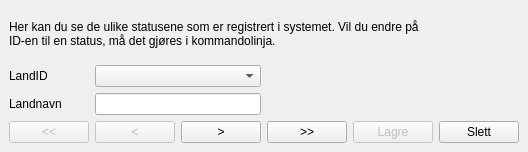
Qt form src/QT/jobber/jobber/showcountries.ui (andersbo87/sources) before a commit.
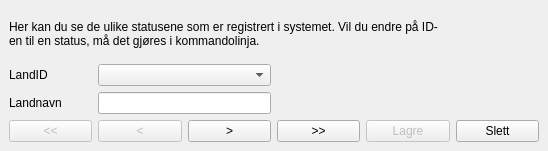
The same form after that commit.

Commit message: Endringer i GUI-en for å se til at teksten i etikettene passer i Ubuntu.

What changed in the file:
```diff
--- a/src/QT/jobber/jobber/showcountries.ui
+++ b/src/QT/jobber/jobber/showcountries.ui
@@ -6,10 +6,16 @@
    <rect>
     <x>0</x>
     <y>0</y>
-    <width>356</width>
-    <height>152</height>
+    <width>548</width>
+    <height>151</height>
    </rect>
   </property>
+  <property name="minimumSize">
+   <size>
+    <width>548</width>
+    <height>151</height>
+   </size>
+  </property>
   <property name="windowTitle">
    <string>Vis innlagte land</string>
   </property>
```
The commit also changes 6 other files.
